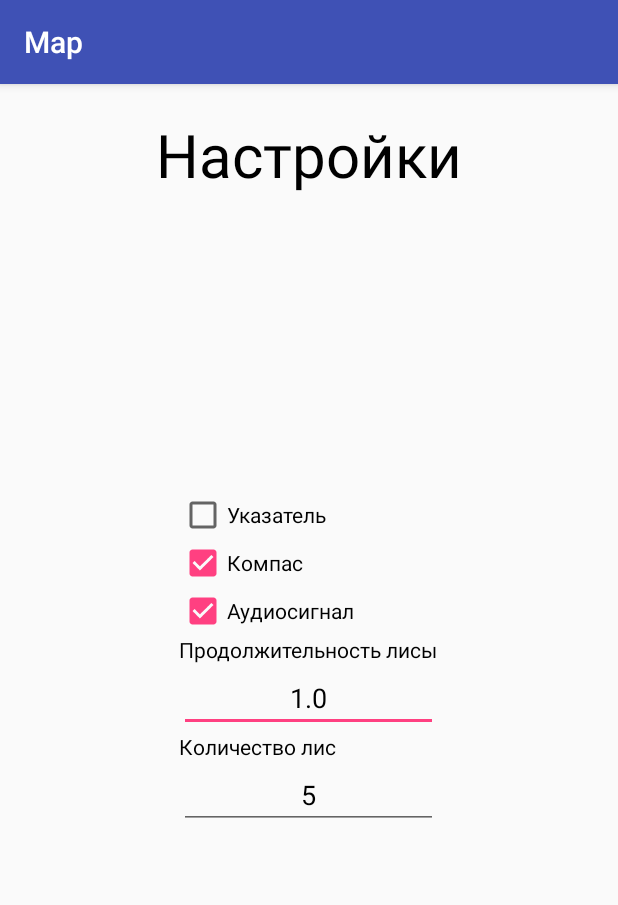
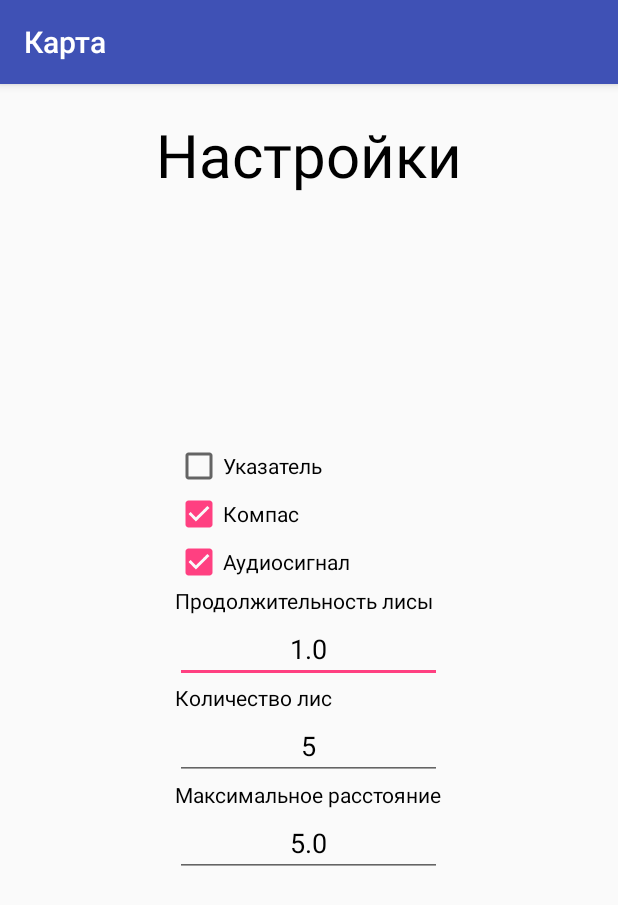
Before and after one commit to Fizik2/FoxHunting, an Android app: the screen it shows after launch (SettingsActivity), after a tap on "Настройки", on a phone screen of 412 x 824 dp. Shown: the top 905 px of the screen. Run offline under Robolectric (Android 15) with nearby library versions, the phone set to English and light mode, and no system bars.

Commit message:
Saving settings into preference

```diff
--- a/app/src/main/java/com/hunting/fox/foxhunting/Activities/SettingsActivity.java
+++ b/app/src/main/java/com/hunting/fox/foxhunting/Activities/SettingsActivity.java
@@ -20,6 +20,7 @@ public class SettingsActivity extends AppCompatActivity {
     private AppCompatCheckBox cbAudioSignal;
     private EditText edtFoxNumber;
     private EditText edtFoxDuration;
+    private EditText edtFoxDistance;
 
 
     @Override
@@ -32,6 +33,7 @@ public class SettingsActivity extends AppCompatActivity {
         cbAudioSignal = (AppCompatCheckBox) findViewById(R.id.cbAudioSignal);
         edtFoxNumber = (EditText) findViewById(R.id.edtFoxNumber);
         edtFoxDuration = (EditText) findViewById(R.id.edtFoxDuration);
+        edtFoxDistance = (EditText) findViewById(R.id.edtFoxDistance);
 
     }
 
@@ -55,6 +57,13 @@ public class SettingsActivity extends AppCompatActivity {
             ex.printStackTrace();
         }
 
+        try {
+            Settings.foxDistance = Float.parseFloat(edtFoxDistance.getText().toString()) ;
+        } catch (Exception ex){
+            ex.printStackTrace();
+        }
+
+        Settings.saveSettings(this);
     }
 
     @SuppressLint("SetTextI18n")
@@ -62,10 +71,16 @@ public class SettingsActivity extends AppCompatActivity {
     protected void onResume() {
         super.onResume();
 
+        Settings.loadSettings(this);
+
         cbCompass.setChecked(Settings.isCompass);
         cbPointer.setChecked(Settings.isPointer);
         cbAudioSignal.setChecked(Settings.isAudiosignal);
+
         edtFoxNumber.setText("" + Settings.foxNumber);
         edtFoxDuration.setText("" + Settings.foxDuration);
+        edtFoxDistance.setText("" + Settings.foxDistance);
+
     }
+
 }
--- a/app/src/main/java/com/hunting/fox/foxhunting/Settings.java
+++ b/app/src/main/java/com/hunting/fox/foxhunting/Settings.java
@@ -1,4 +1,7 @@
 package com.hunting.fox.foxhunting;
+
+import android.app.Activity;
+import android.content.SharedPreferences;
 
 /**
  * Created by fizik on 24.01.17.
@@ -8,7 +11,36 @@ public class Settings {
     public static boolean isCompass = true;
     public static boolean isPointer = false;
     public static boolean isAudiosignal = true;
-    public static float foxDuration = 1.0f;
+    public static float foxDuration = 1.0f; // In minutes
+    public static float foxDistance = 5.0f; // In kilometers
     public static byte foxNumber = 5;
 
+
+    public static void loadSettings(Activity activity){
+        SharedPreferences settings = activity.getSharedPreferences(activity.getString(R.string.settingsReference), 0);
+
+        isCompass = settings.getBoolean(activity.getString(R.string.compassSettings), isCompass);
+        isAudiosignal = settings.getBoolean(activity.getString(R.string.audioSignalSettings), isAudiosignal);
+        isPointer = settings.getBoolean(activity.getString(R.string.pointerSettings), isPointer);
+
+        foxDuration = settings.getFloat(activity.getString(R.string.foxDurationSettings), foxDuration);
+        foxDistance = settings.getFloat(activity.getString(R.string.foxDistanceSettings), foxDistance);
+        foxNumber = (byte) settings.getInt(activity.getString(R.string.foxNumberSettings), foxNumber);
+
+    }
+
+    public static  void saveSettings(Activity activity){
+        SharedPreferences settings = activity.getSharedPreferences(activity.getString(R.string.settingsReference), 0);
+        SharedPreferences.Editor editor = settings.edit();
+
+        editor.putBoolean(activity.getString(R.string.compassSettings), isCompass);
+        editor.putBoolean(activity.getString(R.string.audioSignalSettings), isAudiosignal);
+        editor.putBoolean(activity.getString(R.string.pointerSettings), isPointer);
+
+        editor.putFloat(activity.getString(R.string.foxDurationSettings), foxDuration);
+        editor.putFloat(activity.getString(R.string.foxDistanceSettings), foxDistance);
+        editor.putInt(activity.getString(R.string.foxNumberSettings), foxNumber);
+
+        editor.commit();
+    }
 }
--- a/app/src/main/res/layout/activity_settings.xml
+++ b/app/src/main/res/layout/activity_settings.xml
@@ -66,7 +66,7 @@
         <TextView
             android:layout_width="wrap_content"
             android:layout_height="match_parent"
-            android:text= "@string/numberOfFox"
+            android:text= "@string/foxNumber"
             android:textColor="#000"/>
 
 
@@ -81,6 +81,24 @@
             />
 
 
+        <TextView
+            android:layout_width="wrap_content"
+            android:layout_height="match_parent"
+            android:text= "@string/foxDistance"
+            android:textColor="#000"/>
+
+
+        <EditText
+            android:layout_width="match_parent"
+            android:layout_height="wrap_content"
+            android:inputType="numberDecimal"
+            android:textColor="#000"
+            android:text="@string/defaultFoxDistance"
+            android:id="@+id/edtFoxDistance"
+            android:textAlignment="center"
+            />
+
+
     </LinearLayout>
 
 </RelativeLayout>
--- a/app/src/main/res/values/strings.xml
+++ b/app/src/main/res/values/strings.xml
@@ -1,15 +1,29 @@
 <resources>
-    <string name="app_name">FoxHunting</string>
-    <string name="title_activity_maps">Map</string>
-    <string name="title_activity_menu">Menu</string>
+    <string name="app_name">Охота на лис</string>
+    <string name="title_activity_maps">Карта</string>
+    <string name="title_activity_menu">Меню</string>
+
     <string name="startPlay">Начать игру</string>
     <string name="settings">Настройки</string>
     <string name="exit">Выход</string>
+
     <string name="pointer">Указатель</string>
     <string name="compass">Компас</string>
     <string name="audiosignal">Аудиосигнал</string>
     <string name="foxduration">Продолжительность лисы</string>
-    <string name="numberOfFox">Количество лис</string>
+    <string name="foxNumber">Количество лис</string>
+    <string name="foxDistance">Максимальное расстояние</string>
+
     <string name="defaultFoxNumber">5</string>
     <string name="defaultFoxDuration">1</string>
+    <string name="defaultFoxDistance">5</string>
+
+    <string name="pointerSettings">pointer</string>
+    <string name="compassSettings">compass</string>
+    <string name="audioSignalSettings">audioSignal</string>
+    <string name="foxDurationSettings">foxDuration</string>
+    <string name="foxNumberSettings">foxNumber</string>
+    <string name="foxDistanceSettings">foxDistance</string>
+
+    <string name="settingsReference">settings</string>
 </resources>
```
